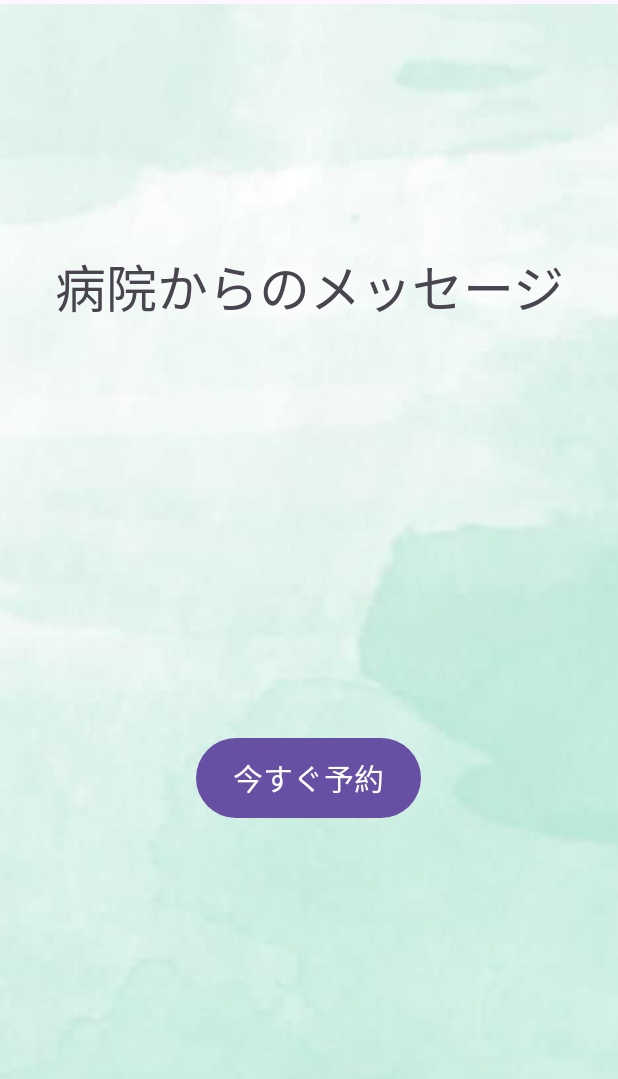
After one commit to r-hotta/HealthApp, an Android app: the MainActivity3 screen opened directly, with no data from a screen before it, on a phone screen of 412 x 824 dp. The commit adds this screen. Shown: the top 1079 px of the screen. Run offline under Robolectric (Android 15) with nearby library versions, the phone set to English and light mode, and no system bars.

Commit message:
デザイン２

```diff
--- /dev/null
+++ b/app/src/main/java/com/example/myapplication/MainActivity3.kt
@@ -0,0 +1,15 @@
+package com.example.myapplication
+
+import androidx.appcompat.app.AppCompatActivity
+import android.os.Bundle
+import android.widget.ImageView
+
+class MainActivity3 : AppCompatActivity() {
+    override fun onCreate(savedInstanceState: Bundle?) {
+        super.onCreate(savedInstanceState)
+        setContentView(R.layout.activity_main3)
+       val iv = findViewById<ImageView>(R.id.imageView)
+        iv.setImageResource(R.drawable.haikei2)
+    }
+
+}
--- a/app/src/main/res/layout/activity_main2.xml
+++ b/app/src/main/res/layout/activity_main2.xml
@@ -16,7 +16,7 @@
 
     <Button
         android:id="@+id/button"
-        android:layout_width="132dp"
+        android:layout_width="150dp"
         android:layout_height="79dp"
         android:text="今すぐ予約"
         app:layout_constraintBottom_toBottomOf="parent"
@@ -31,8 +31,7 @@
         android:layout_width="307dp"
         android:layout_height="125dp"
         android:gravity="center"
-        android:text="ボタンを押して初めてね"
-        android:textSize="40dp"
+        android:textSize="80dp"
         app:layout_constraintBottom_toBottomOf="parent"
         app:layout_constraintEnd_toEndOf="parent"
         app:layout_constraintStart_toStartOf="parent"
--- /dev/null
+++ b/app/src/main/res/layout/activity_main3.xml
@@ -0,0 +1,47 @@
+<?xml version="1.0" encoding="utf-8"?>
+<androidx.constraintlayout.widget.ConstraintLayout xmlns:android="http://schemas.android.com/apk/res/android"
+    xmlns:app="http://schemas.android.com/apk/res-auto"
+    xmlns:tools="http://schemas.android.com/tools"
+    android:layout_width="match_parent"
+    android:layout_height="match_parent"
+    tools:context=".MainActivity3">
+
+    <ImageView
+        android:id="@+id/imageView"
+        android:layout_width="565dp"
+        android:layout_height="862dp"
+        app:srcCompat="@drawable/haikei2"
+        tools:layout_editor_absoluteX="-102dp"
+        tools:layout_editor_absoluteY="-92dp" />
+
+    <TextView
+        android:id="@+id/textView6"
+        android:layout_width="wrap_content"
+        android:layout_height="wrap_content"
+        android:fontFamily="cursive"
+        android:text="病院からのメッセージ"
+        android:textSize="34sp"
+        app:layout_constraintBottom_toBottomOf="parent"
+        app:layout_constraintEnd_toEndOf="parent"
+        app:layout_constraintStart_toStartOf="parent"
+        app:layout_constraintTop_toTopOf="parent"
+        app:layout_constraintVertical_bias="0.214" />
+
+    <Button
+        android:id="@+id/button2"
+        android:layout_width="150dp"
+        android:layout_height="61dp"
+        android:layout_marginTop="220dp"
+        android:text="今すぐ予約"
+        android:textColorHighlight="#69CDC4"
+        android:textColorLink="#86CD89"
+        android:textSize="20sp"
+        app:layout_constraintBottom_toBottomOf="parent"
+        app:layout_constraintEnd_toEndOf="parent"
+        app:layout_constraintHorizontal_bias="0.498"
+        app:layout_constraintStart_toStartOf="parent"
+        app:layout_constraintTop_toBottomOf="@+id/textView6"
+        app:layout_constraintVertical_bias="0.157"
+        app:rippleColor="#86CD89" />
+
+</androidx.constraintlayout.widget.ConstraintLayout>
```
Also changed, not shown: app/src/main/res/drawable/haikei2.png (added).
